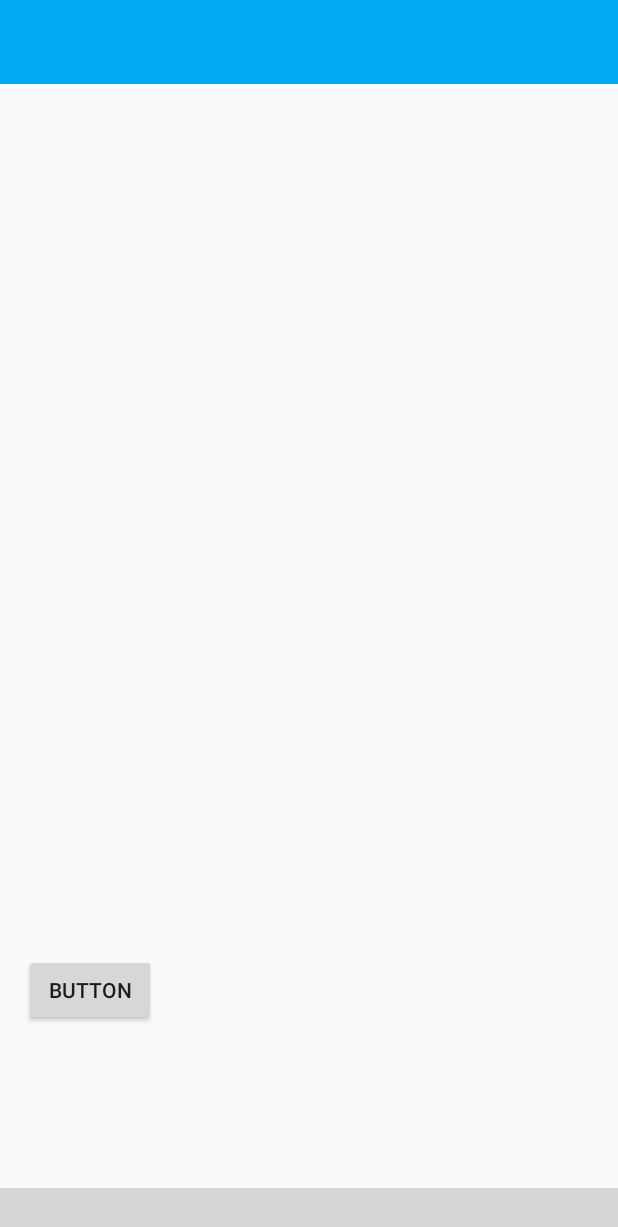
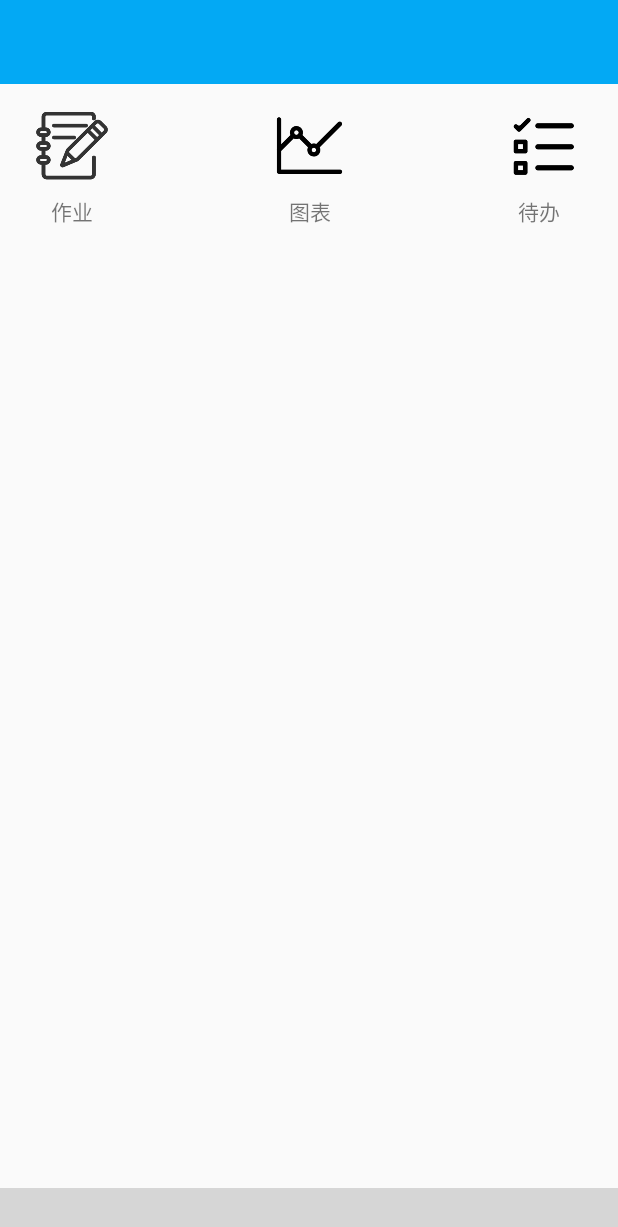
Before and after one commit to realJackWang/Timetabler, an Android app: the fragment DiscoverFragment placed in its activity, on a phone screen of 412 x 824 dp. Shown: the top 1227 px of the screen. Run offline under Robolectric (Android 15) with nearby library versions, the phone set to English and light mode, and no system bars; libraries missing offline, so code that uses them is left out: com.ashokvarma.bottomnavigation; plain views replace BottomNavigationBar; 5 statements that could not run were skipped; grey boxes are pictures that could not be loaded.

Commit message:
修改了部分按钮ui

```diff
--- a/app/src/main/res/layout/fragment_discover.xml
+++ b/app/src/main/res/layout/fragment_discover.xml
@@ -31,17 +31,84 @@
         app:layout_constraintRight_toRightOf="parent"
         app:layout_constraintStart_toStartOf="parent"
         app:layout_constraintTop_toBottomOf="@+id/toolbar"
-        app:layout_constraintVertical_bias="0.487" />
+        />
 
-    <Button
-        android:id="@+id/button"
+    <ImageView
+        android:id="@+id/course_homework"
+        android:layout_width="50dp"
+        android:layout_height="50dp"
+        android:layout_marginLeft="16dp"
+        android:layout_marginStart="24dp"
+        android:layout_marginTop="16dp"
+        android:elevation="1dp"
+        android:src="@drawable/course_hw"
+        app:layout_constraintLeft_toLeftOf="parent"
+        app:layout_constraintStart_toStartOf="parent"
+        app:layout_constraintTop_toBottomOf="@+id/toolbar" />
+
+    <ImageView
+        android:id="@+id/time_graph"
+        android:layout_width="50dp"
+        android:layout_height="50dp"
+        android:layout_marginEnd="8dp"
+        android:layout_marginStart="8dp"
+        android:layout_marginTop="16dp"
+        android:elevation="1dp"
+        android:src="@drawable/time_graph"
+        app:layout_constraintEnd_toStartOf="@+id/todo"
+        app:layout_constraintStart_toEndOf="@+id/course_homework"
+        app:layout_constraintTop_toBottomOf="@+id/toolbar" />
+
+    <ImageView
+        android:id="@+id/todo"
+        android:layout_width="50dp"
+        android:layout_height="50dp"
+        android:layout_marginEnd="24dp"
+        android:layout_marginRight="16dp"
+        android:layout_marginTop="16dp"
+        android:elevation="1dp"
+        android:src="@drawable/todo"
+        app:layout_constraintEnd_toEndOf="parent"
+        app:layout_constraintRight_toRightOf="parent"
+        app:layout_constraintTop_toBottomOf="@+id/toolbar" />
+
+    <TextView
+        android:id="@+id/textView2"
         android:layout_width="wrap_content"
         android:layout_height="wrap_content"
-        android:layout_marginLeft="16dp"
-        android:layout_marginBottom="108dp"
-        android:text="Button"
-        app:layout_constraintBottom_toBottomOf="parent"
-        app:layout_constraintLeft_toLeftOf="parent" />
+        android:layout_marginLeft="24dp"
+        android:layout_marginStart="8dp"
+        android:layout_marginTop="8dp"
+        android:text="作业"
+        app:layout_constraintEnd_toEndOf="@+id/course_homework"
+        app:layout_constraintHorizontal_bias="0.142"
+        app:layout_constraintLeft_toLeftOf="parent"
+        app:layout_constraintStart_toStartOf="@+id/course_homework"
+        app:layout_constraintTop_toBottomOf="@+id/course_homework" />
+
+    <TextView
+        android:id="@+id/textView3"
+        android:layout_width="wrap_content"
+        android:layout_height="wrap_content"
+        android:layout_marginTop="8dp"
+        android:text="图表"
+        app:layout_constraintEnd_toEndOf="@+id/time_graph"
+        app:layout_constraintLeft_toLeftOf="parent"
+        app:layout_constraintRight_toRightOf="parent"
+        app:layout_constraintStart_toStartOf="@+id/time_graph"
+        app:layout_constraintTop_toBottomOf="@+id/time_graph" />
+
+    <TextView
+        android:id="@+id/textView4"
+        android:layout_width="wrap_content"
+        android:layout_height="wrap_content"
+        android:layout_marginEnd="8dp"
+        android:layout_marginTop="8dp"
+        android:text="待办"
+        app:layout_constraintEnd_toEndOf="@+id/todo"
+        app:layout_constraintStart_toStartOf="@+id/todo"
+        app:layout_constraintTop_toBottomOf="@+id/todo" />
+
 
 
 </android.support.constraint.ConstraintLayout>
```
Also changed, not shown: app/src/main/AndroidManifest.xml (+6 -6 lines), app/src/main/java/com/botton/timetabler/activity/CourseHomeworkActivity.java (added, +15 -0 lines), app/src/main/java/com/botton/timetabler/activity/TimeGraphActivity.java (added, +15 -0 lines), app/src/main/java/com/botton/timetabler/activity/TodoListActivity.java (added, +15 -0 lines), app/src/main/java/com/botton/timetabler/fragment/DiscoverFragment.java (+34 -0 lines), app/src/main/res/layout/activity_course_homework.xml (added, +9 -0 lines), app/src/main/res/layout/activity_time_graph.xml (added, +9 -0 lines), app/src/main/res/layout/activity_todo_list.xml (added, +9 -0 lines), app/src/main/res/drawable/course_hw.png (added), app/src/main/res/drawable/time_graph.png (added), app/src/main/res/drawable/todo.png (added).
